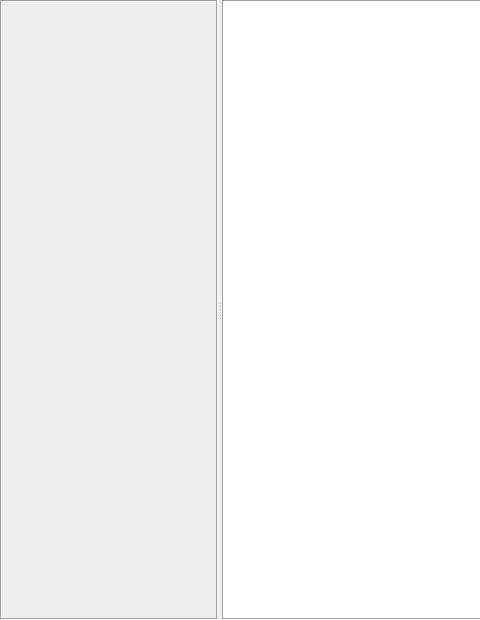
Above: src/home/flibrary/gui/AnnotationWidget.ui from heimdallr/books before the change; both pictures show x 0 to 480 and y 0 to 620 of the 999 by 620 pixel window. Below: the same form after it.
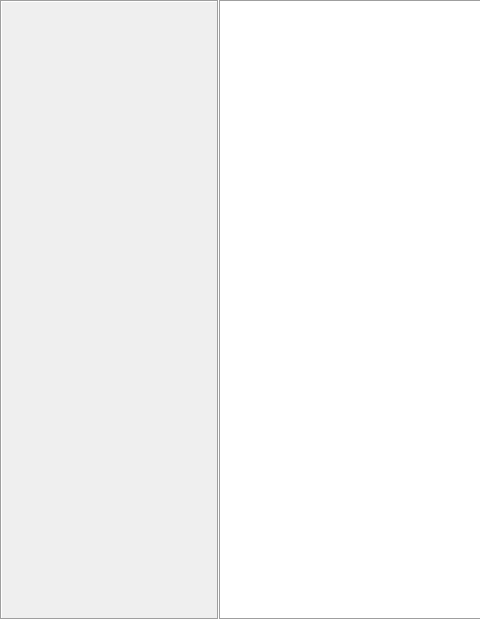
That is the form after the change. Custom widgets are drawn as their Qt base class.

```diff
--- a/src/home/flibrary/gui/AnnotationWidget.ui
+++ b/src/home/flibrary/gui/AnnotationWidget.ui
@@ -14,6 +14,9 @@
    <string notr="true">Form</string>
   </property>
   <layout class="QHBoxLayout" name="_2">
+   <property name="spacing">
+    <number>0</number>
+   </property>
    <property name="leftMargin">
     <number>0</number>
    </property>
@@ -28,9 +31,15 @@
    </property>
    <item>
     <widget class="QSplitter" name="splitter">
+     <property name="lineWidth">
+      <number>0</number>
+     </property>
      <property name="orientation">
       <enum>Qt::Horizontal</enum>
      </property>
+     <property name="handleWidth">
+      <number>0</number>
+     </property>
      <widget class="QFrame" name="mainWidget">
       <property name="frameShape">
        <enum>QFrame::Box</enum>
```
